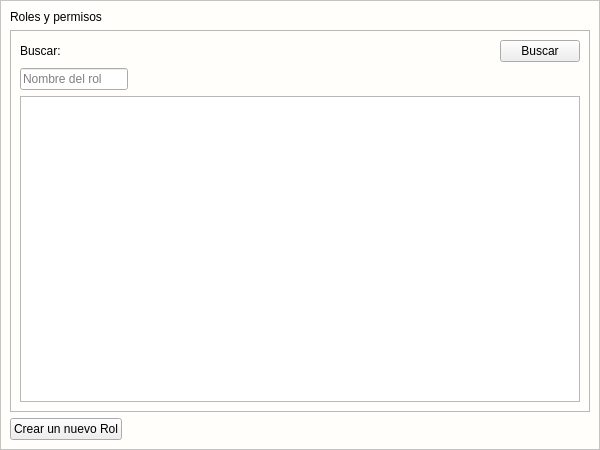
This is app/View/UserInterfaceUi/UI_CONTROL_ROLES.ui in LAngelVp/software-punto-de-venta as Qt 5 draws it before an edit. The edited form follows.
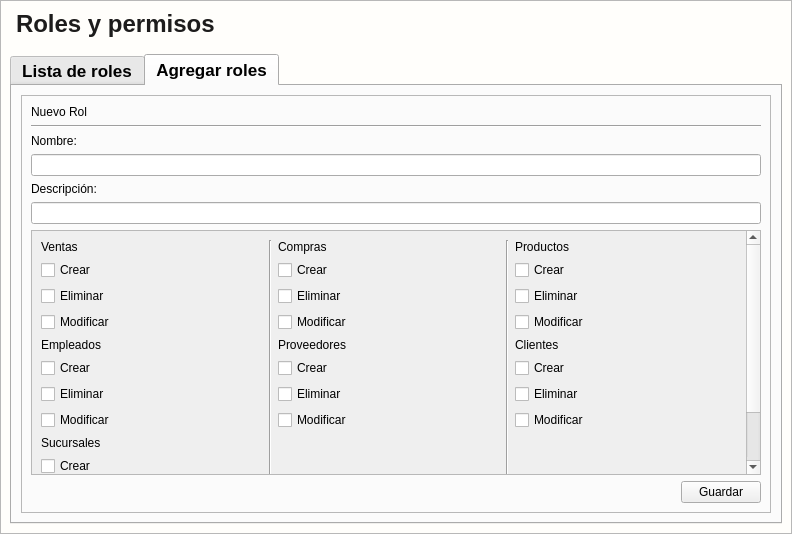
This is the edited form. The open tabs and pages were chosen to show the change.

Commit message: Agregue la ventana de administracion de sucursales, departamentos y puestos

```diff
--- a/app/View/UserInterfaceUi/UI_CONTROL_ROLES.ui
+++ b/app/View/UserInterfaceUi/UI_CONTROL_ROLES.ui
@@ -6,8 +6,8 @@
    <rect>
     <x>0</x>
     <y>0</y>
-    <width>600</width>
-    <height>450</height>
+    <width>792</width>
+    <height>534</height>
    </rect>
   </property>
   <property name="minimumSize">
@@ -18,8 +18,8 @@
   </property>
   <property name="maximumSize">
    <size>
-    <width>600</width>
-    <height>450</height>
+    <width>16777215</width>
+    <height>16777215</height>
    </size>
   </property>
   <property name="windowTitle">
@@ -29,7 +29,14 @@
    <string notr="true">#Control_Roles_Permisos{
 background: #fffefb;
 }
-#contenedor{
+#etiquetaTitulo_Roles{
+font-size:24px;
+font-family:Arial;
+font-weight:bold;
+color: #1d1c1c;
+margin-bottom:10px;
+}
+[objectName*=&quot;contenedor&quot;]{
 background: #fffefb;
 }
 [objectName*=&quot;etiquetaTitulo_&quot;]{
@@ -38,7 +45,12 @@
 font-weight: bold;
 font-family:Arial;
 }
-[objectName*=&quot;etiqueta_&quot;]{
+[objectName*=&quot;opcion_&quot;]{
+font-size:14px;
+color: #1d1c1c;
+font-family:Arial;
+}
+[objectName*=&quot;etiquetasubtitulo_&quot;]{
 font-size:14px;
 color: #1d1c1c;
 font-weight: bold;
@@ -143,7 +155,7 @@
      <property name="frameShadow">
       <enum>QFrame::Raised</enum>
      </property>
-     <layout class="QGridLayout" name="gridLayout_2">
+     <layout class="QGridLayout" name="gridLayout_4">
       <item row="0" column="0">
        <widget class="QLabel" name="etiquetaTitulo_Roles">
         <property name="text">
@@ -152,78 +164,447 @@
        </widget>
       </item>
       <item row="1" column="0">
-       <widget class="QFrame" name="contenedor_tabla">
-        <property name="frameShape">
-         <enum>QFrame::StyledPanel</enum>
+       <widget class="QTabWidget" name="contenedor_funcionesroles">
+        <property name="font">
+         <font>
+          <pointsize>13</pointsize>
+          <weight>75</weight>
+          <bold>true</bold>
+         </font>
         </property>
-        <property name="frameShadow">
-         <enum>QFrame::Raised</enum>
+        <property name="currentIndex">
+         <number>0</number>
         </property>
-        <layout class="QGridLayout" name="gridLayout_3">
-         <item row="0" column="3">
-          <widget class="QPushButton" name="btn_btn_buscar">
-           <property name="cursor">
-            <cursorShape>PointingHandCursor</cursorShape>
-           </property>
-           <property name="text">
-            <string>Buscar</string>
-           </property>
-          </widget>
-         </item>
-         <item row="1" column="0" colspan="2">
-          <widget class="QLineEdit" name="txt_nombrerol">
-           <property name="placeholderText">
-            <string>Nombre del rol</string>
-           </property>
-          </widget>
-         </item>
-         <item row="2" column="0" colspan="4">
-          <widget class="QTableWidget" name="tabla_listapermisosroles"/>
-         </item>
-         <item row="0" column="1" colspan="2">
-          <spacer name="horizontalSpacer">
-           <property name="orientation">
-            <enum>Qt::Horizontal</enum>
-           </property>
-           <property name="sizeHint" stdset="0">
-            <size>
-             <width>40</width>
-             <height>20</height>
-            </size>
-           </property>
-          </spacer>
-         </item>
-         <item row="0" column="0">
-          <widget class="QLabel" name="etiqueta_buscar">
-           <property name="text">
-            <string>Buscar:</string>
-           </property>
-          </widget>
-         </item>
-         <item row="1" column="2">
-          <spacer name="horizontalSpacer_2">
-           <property name="orientation">
-            <enum>Qt::Horizontal</enum>
-           </property>
-           <property name="sizeHint" stdset="0">
-            <size>
-             <width>40</width>
-             <height>20</height>
-            </size>
-           </property>
-          </spacer>
-         </item>
-        </layout>
-       </widget>
-      </item>
-      <item row="2" column="0" alignment="Qt::AlignLeft">
-       <widget class="QPushButton" name="btn_btn_nuevorol">
-        <property name="cursor">
-         <cursorShape>PointingHandCursor</cursorShape>
-        </property>
-        <property name="text">
-         <string>Crear un nuevo Rol</string>
-        </property>
+        <widget class="QWidget" name="contenedor_funcionlistaroles">
+         <attribute name="title">
+          <string>Lista de roles</string>
+         </attribute>
+         <layout class="QGridLayout" name="gridLayout_2">
+          <item row="0" column="0" colspan="5">
+           <widget class="QFrame" name="contenedor_tabla">
+            <property name="frameShape">
+             <enum>QFrame::StyledPanel</enum>
+            </property>
+            <property name="frameShadow">
+             <enum>QFrame::Raised</enum>
+            </property>
+            <layout class="QGridLayout" name="gridLayout_3">
+             <item row="0" column="3">
+              <widget class="QPushButton" name="btn_btn_buscar">
+               <property name="cursor">
+                <cursorShape>PointingHandCursor</cursorShape>
+               </property>
+               <property name="text">
+                <string>Buscar</string>
+               </property>
+              </widget>
+             </item>
+             <item row="1" column="0" colspan="2">
+              <widget class="QLineEdit" name="txt_nombrerol">
+               <property name="placeholderText">
+                <string>Nombre del rol</string>
+               </property>
+              </widget>
+             </item>
+             <item row="0" column="0">
+              <widget class="QLabel" name="etiqueta_buscar">
+               <property name="text">
+                <string>Buscar:</string>
+               </property>
+              </widget>
+             </item>
+             <item row="1" column="2">
+              <spacer name="horizontalSpacer_2">
+               <property name="orientation">
+                <enum>Qt::Horizontal</enum>
+               </property>
+               <property name="sizeHint" stdset="0">
+                <size>
+                 <width>40</width>
+                 <height>20</height>
+                </size>
+               </property>
+              </spacer>
+             </item>
+             <item row="0" column="1" colspan="2">
+              <spacer name="horizontalSpacer">
+               <property name="orientation">
+                <enum>Qt::Horizontal</enum>
+               </property>
+               <property name="sizeHint" stdset="0">
+                <size>
+                 <width>40</width>
+                 <height>20</height>
+                </size>
+               </property>
+              </spacer>
+             </item>
+             <item row="2" column="0" colspan="4">
+              <widget class="QTableView" name="tabla_listaroles"/>
+             </item>
+            </layout>
+           </widget>
+          </item>
+          <item row="2" column="4" alignment="Qt::AlignRight">
+           <widget class="QPushButton" name="btn_btn_eliminarrol">
+            <property name="text">
+             <string>Eliminar</string>
+            </property>
+           </widget>
+          </item>
+          <item row="2" column="3">
+           <widget class="QPushButton" name="btn_btn_modificarrol">
+            <property name="text">
+             <string>Modificar</string>
+            </property>
+           </widget>
+          </item>
+          <item row="2" column="1">
+           <spacer name="horizontalSpacer_3">
+            <property name="orientation">
+             <enum>Qt::Horizontal</enum>
+            </property>
+            <property name="sizeHint" stdset="0">
+             <size>
+              <width>40</width>
+              <height>20</height>
+             </size>
+            </property>
+           </spacer>
+          </item>
+         </layout>
+        </widget>
+        <widget class="QWidget" name="contenedor_funcioncrearroles">
+         <attribute name="title">
+          <string>Agregar roles</string>
+         </attribute>
+         <layout class="QGridLayout" name="gridLayout_7">
+          <item row="0" column="0">
+           <widget class="QFrame" name="contenedor_2">
+            <property name="frameShape">
+             <enum>QFrame::StyledPanel</enum>
+            </property>
+            <property name="frameShadow">
+             <enum>QFrame::Raised</enum>
+            </property>
+            <layout class="QGridLayout" name="gridLayout_5">
+             <item row="9" column="1" alignment="Qt::AlignRight">
+              <widget class="QPushButton" name="btn_btn_agregar">
+               <property name="cursor">
+                <cursorShape>PointingHandCursor</cursorShape>
+               </property>
+               <property name="text">
+                <string>Guardar</string>
+               </property>
+              </widget>
+             </item>
+             <item row="1" column="0" colspan="2">
+              <widget class="Line" name="line">
+               <property name="orientation">
+                <enum>Qt::Horizontal</enum>
+               </property>
+              </widget>
+             </item>
+             <item row="8" column="0" colspan="2">
+              <widget class="QScrollArea" name="contenedor_permisos">
+               <property name="widgetResizable">
+                <bool>true</bool>
+               </property>
+               <widget class="QWidget" name="contenedor_permisosscroll">
+                <property name="geometry">
+                 <rect>
+                  <x>0</x>
+                  <y>0</y>
+                  <width>709</width>
+                  <height>318</height>
+                 </rect>
+                </property>
+                <layout class="QGridLayout" name="gridLayout_6">
+                 <item row="6" column="4">
+                  <widget class="QCheckBox" name="opcion_eliminarcliente">
+                   <property name="text">
+                    <string>Eliminar</string>
+                   </property>
+                  </widget>
+                 </item>
+                 <item row="5" column="0">
+                  <widget class="QCheckBox" name="opcion_crearempleado">
+                   <property name="text">
+                    <string>Crear</string>
+                   </property>
+                  </widget>
+                 </item>
+                 <item row="4" column="0">
+                  <widget class="QLabel" name="etiquetasubtitulo_empleado">
+                   <property name="text">
+                    <string>Empleados</string>
+                   </property>
+                  </widget>
+                 </item>
+                 <item row="11" column="0">
+                  <widget class="QCheckBox" name="opcion_modificarsucursal">
+                   <property name="text">
+                    <string>Modificar</string>
+                   </property>
+                  </widget>
+                 </item>
+                 <item row="0" column="0">
+                  <widget class="QLabel" name="etiquetasubtitulo_venta">
+                   <property name="text">
+                    <string>Ventas</string>
+                   </property>
+                  </widget>
+                 </item>
+                 <item row="0" column="2">
+                  <widget class="QLabel" name="etiquetasubtitulo_compra">
+                   <property name="text">
+                    <string>Compras</string>
+                   </property>
+                  </widget>
+                 </item>
+                 <item row="2" column="2">
+                  <widget class="QCheckBox" name="opcion_eliminarcompra">
+                   <property name="text">
+                    <string>Eliminar</string>
+                   </property>
+                  </widget>
+                 </item>
+                 <item row="1" column="0">
+                  <widget class="QCheckBox" name="opcion_crearventa">
+                   <property name="text">
+                    <string>Crear</string>
+                   </property>
+                  </widget>
+                 </item>
+                 <item row="2" column="4">
+                  <widget class="QCheckBox" name="opcion_eliminarproducto">
+                   <property name="text">
+                    <string>Eliminar</string>
+                   </property>
+                  </widget>
+                 </item>
+                 <item row="12" column="2">
+                  <spacer name="verticalSpacer_2">
+                   <property name="orientation">
+                    <enum>Qt::Vertical</enum>
+                   </property>
+                   <property name="sizeHint" stdset="0">
+                    <size>
+                     <width>20</width>
+                     <height>40</height>
+                    </size>
+                   </property>
+                  </spacer>
+                 </item>
+                 <item row="1" column="2">
+                  <widget class="QCheckBox" name="opcion_crearcompra">
+                   <property name="text">
+                    <string>Crear</string>
+                   </property>
+                  </widget>
+                 </item>
+                 <item row="0" column="4">
+                  <widget class="QLabel" name="etiquetasubtitulo_producto">
+                   <property name="text">
+                    <string>Productos</string>
+                   </property>
+                  </widget>
+                 </item>
+                 <item row="12" column="4">
+                  <spacer name="verticalSpacer_3">
+                   <property name="orientation">
+                    <enum>Qt::Vertical</enum>
+                   </property>
+                   <property name="sizeHint" stdset="0">
+                    <size>
+                     <width>20</width>
+                     <height>40</height>
+                    </size>
+                   </property>
+                  </spacer>
+                 </item>
+                 <item row="12" column="0">
+                  <spacer name="verticalSpacer">
+                   <property name="orientation">
+                    <enum>Qt::Vertical</enum>
+                   </property>
+                   <property name="sizeHint" stdset="0">
+                    <size>
+                     <width>20</width>
+                     <height>40</height>
+                    </size>
+                   </property>
+                  </spacer>
+                 </item>
+                 <item row="0" column="3" rowspan="14">
+                  <widget class="Line" name="line_3">
+                   <property name="orientation">
+                    <enum>Qt::Vertical</enum>
+                   </property>
+                  </widget>
+                 </item>
+                 <item row="0" column="1" rowspan="14">
+                  <widget class="Line" name="line_2">
+                   <property name="orientation">
+                    <enum>Qt::Vertical</enum>
+                   </property>
+                  </widget>
+                 </item>
+                 <item row="3" column="0">
+                  <widget class="QCheckBox" name="opcion_modificarventa">
+                   <property name="text">
+                    <string>Modificar</string>
+                   </property>
+                  </widget>
+                 </item>
+                 <item row="3" column="4">
+                  <widget class="QCheckBox" name="opcion_modificarproducto">
+                   <property name="text">
+                    <string>Modificar</string>
+                   </property>
+                  </widget>
+                 </item>
+                 <item row="3" column="2">
+                  <widget class="QCheckBox" name="opcion_modificarcompra">
+                   <property name="text">
+                    <string>Modificar</string>
+                   </property>
+                  </widget>
+                 </item>
+                 <item row="7" column="0">
+                  <widget class="QCheckBox" name="opcion_modificarempleado">
+                   <property name="text">
+                    <string>Modificar</string>
+                   </property>
+                  </widget>
+                 </item>
+                 <item row="6" column="0">
+                  <widget class="QCheckBox" name="opcion_eliminarempleado">
+                   <property name="text">
+                    <string>Eliminar</string>
+                   </property>
+                  </widget>
+                 </item>
+                 <item row="7" column="4">
+                  <widget class="QCheckBox" name="opcion_modificarcliente">
+                   <property name="text">
+                    <string>Modificar</string>
+                   </property>
+                  </widget>
+                 </item>
+                 <item row="6" column="2">
+                  <widget class="QCheckBox" name="opcion_eliminarproveedor">
+                   <property name="text">
+                    <string>Eliminar</string>
+                   </property>
+                  </widget>
+                 </item>
+                 <item row="7" column="2">
+                  <widget class="QCheckBox" name="opcion_modificarproveedor">
+                   <property name="text">
+                    <string>Modificar</string>
+                   </property>
+                  </widget>
+                 </item>
+                 <item row="8" column="0">
+                  <widget class="QLabel" name="etiquetasubtitulo_sucursal">
+                   <property name="text">
+                    <string>Sucursales</string>
+                   </property>
+                  </widget>
+                 </item>
+                 <item row="2" column="0">
+                  <widget class="QCheckBox" name="opcion_eliminarventa">
+                   <property name="text">
+                    <string>Eliminar</string>
+                   </property>
+                  </widget>
+                 </item>
+                 <item row="5" column="4">
+                  <widget class="QCheckBox" name="opcion_crearcliente">
+                   <property name="text">
+                    <string>Crear</string>
+                   </property>
+                  </widget>
+                 </item>
+                 <item row="9" column="0">
+                  <widget class="QCheckBox" name="opcion_crearsucursal">
+                   <property name="text">
+                    <string>Crear</string>
+                   </property>
+                  </widget>
+                 </item>
+                 <item row="1" column="4">
+                  <widget class="QCheckBox" name="opcion_crearproducto">
+                   <property name="text">
+                    <string>Crear</string>
+                   </property>
+                  </widget>
+                 </item>
+                 <item row="4" column="2">
+                  <widget class="QLabel" name="etiquetasubtitulo_proveedor">
+                   <property name="text">
+                    <string>Proveedores</string>
+                   </property>
+                  </widget>
+                 </item>
+                 <item row="10" column="0">
+                  <widget class="QCheckBox" name="opcion_eliminarsucursal">
+                   <property name="text">
+                    <string>Eliminar</string>
+                   </property>
+                  </widget>
+                 </item>
+                 <item row="5" column="2">
+                  <widget class="QCheckBox" name="opcion_crearproveedor">
+                   <property name="text">
+                    <string>Crear</string>
+                   </property>
+                  </widget>
+                 </item>
+                 <item row="4" column="4">
+                  <widget class="QLabel" name="etiquetasubtitulo_cliente">
+                   <property name="text">
+                    <string>Clientes</string>
+                   </property>
+                  </widget>
+                 </item>
+                </layout>
+               </widget>
+              </widget>
+             </item>
+             <item row="6" column="0" colspan="2">
+              <widget class="QLineEdit" name="txt_descripcionrol"/>
+             </item>
+             <item row="4" column="0">
+              <widget class="QLabel" name="etiqueta_descripcionrol">
+               <property name="text">
+                <string>Descripción:</string>
+               </property>
+              </widget>
+             </item>
+             <item row="0" column="0">
+              <widget class="QLabel" name="etiquetaTitulo_rol">
+               <property name="text">
+                <string>Nuevo Rol</string>
+               </property>
+              </widget>
+             </item>
+             <item row="2" column="0">
+              <widget class="QLabel" name="etiqueta_nombrerol">
+               <property name="text">
+                <string>Nombre:</string>
+               </property>
+              </widget>
+             </item>
+             <item row="3" column="0" colspan="2">
+              <widget class="QLineEdit" name="txt_nombrerol_2"/>
+             </item>
+            </layout>
+           </widget>
+          </item>
+         </layout>
+        </widget>
        </widget>
       </item>
      </layout>
```
The commit also changes 29 other files.
